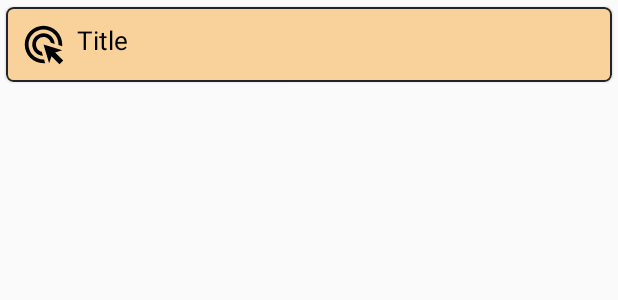
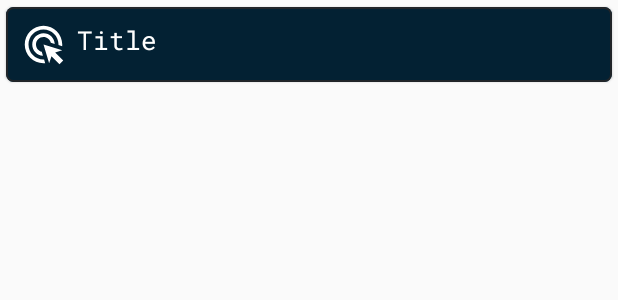
Before and after one commit to Shawon-mas/AdnanToha_Bangla_Waz_2022, an Android app: the layout video_title_list.xml on its own in the app's theme, with its tools: preview values and no code run, on a phone screen of 412 x 824 dp. Shown: the top 300 px of the screen. Run offline under Robolectric (Android 15) with nearby library versions, the phone set to English and light mode, and no system bars.

Commit message:
Some ui change and also change package name

```diff
--- a/app/src/main/AndroidManifest.xml
+++ b/app/src/main/AndroidManifest.xml
@@ -22,7 +22,5 @@
                 <category android:name="android.intent.category.LAUNCHER" />
             </intent-filter>
         </activity>
-
     </application>
-
 </manifest>
--- a/app/src/main/res/layout/video_title_list.xml
+++ b/app/src/main/res/layout/video_title_list.xml
@@ -10,14 +10,14 @@
     app:cardCornerRadius="5dp"
     app:cardUseCompatPadding="true">
     <RelativeLayout
-        android:background="#BCF6C376"
+        android:background="#FD022032"
         android:padding="10dp"
         android:layout_gravity="center"
         android:layout_width="match_parent"
         android:layout_height="wrap_content">
 
         <ImageView
-            android:tint="#000"
+            android:tint="#FFFFFF"
             android:layout_centerVertical="true"
             android:id="@+id/play_video"
             android:src="@drawable/click"
@@ -26,15 +26,16 @@
 
 
         <TextView
+            android:id="@+id/vtitle_id"
+            android:layout_width="wrap_content"
+            android:layout_height="wrap_content"
             android:layout_marginLeft="7dp"
             android:layout_toRightOf="@id/play_video"
-            android:textSize="17sp"
-            android:textColor="#000000"
-            android:textColorHint="#000"
+            android:fontFamily="@font/roboto_mono"
             android:hint="Title"
-            android:id="@+id/vtitle_id"
-            android:layout_width="wrap_content"
-            android:layout_height="wrap_content"/>
+            android:textColor="#FFFFFF"
+            android:textColorHint="#FFFFFF"
+            android:textSize="17sp" />
 
     </RelativeLayout>
 </com.google.android.material.card.MaterialCardView>
```
Also changed, not shown: app/src/main/res/layout/activity_main.xml (+8 -4 lines), app/src/main/res/font/roboto_mono.ttf (added).
